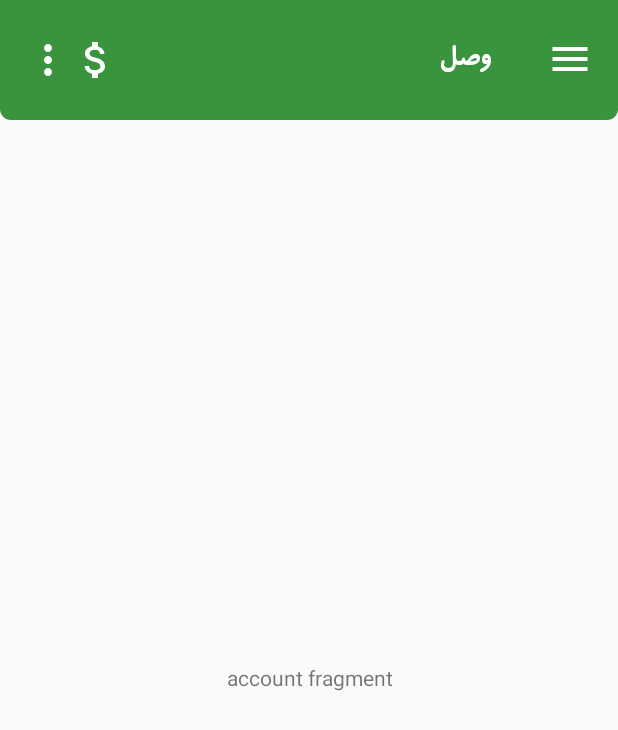
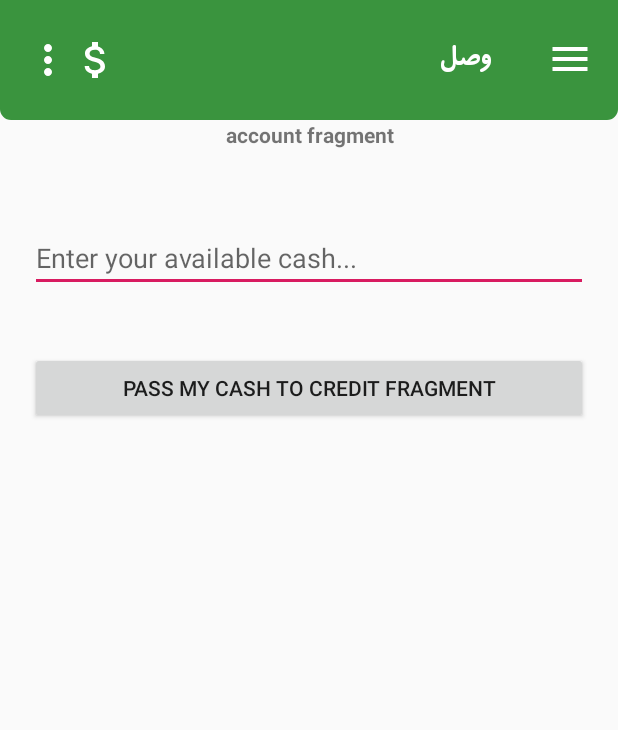
Before and after one commit to faramarzaf/Toolbar-Menu, an Android app: the fragment AccountFragment placed in its activity, in the side drawer, after a tap on "حساب بانکی", on a phone screen of 412 x 824 dp. Shown: the top 730 px of the screen. Run offline under Robolectric (Android 15) with nearby library versions, the phone set to English and light mode, and no system bars.

Commit message:
fragment bundle is created

```diff
--- a/app/src/main/java/com/faramarz/tictacdev/toolbar/toolbar/AccountFragment.java
+++ b/app/src/main/java/com/faramarz/tictacdev/toolbar/toolbar/AccountFragment.java
@@ -8,10 +8,15 @@ import androidx.fragment.app.Fragment;
 import android.view.LayoutInflater;
 import android.view.View;
 import android.view.ViewGroup;
+import android.widget.Button;
+import android.widget.EditText;
 
 import com.faramarz.tictacdev.toolbar.R;
 
-public class AccountFragment extends Fragment {
+public class AccountFragment extends Fragment implements View.OnClickListener {
+
+    EditText edtCash;
+    Button btnPassCash;
 
     public AccountFragment() {
         // Required empty public constructor
@@ -19,11 +24,27 @@ public class AccountFragment extends Fragment {
 
 
     @Override
-    public View onCreateView(LayoutInflater inflater, ViewGroup container,
-                             Bundle savedInstanceState) {
-        // Inflate the layout for this fragment
-        return inflater.inflate(R.layout.fragment_account, container, false);
+    public View onCreateView(LayoutInflater inflater, ViewGroup container, Bundle savedInstanceState) {
+
+        View view = inflater.inflate(R.layout.fragment_account, container, false);
+        edtCash = view.findViewById(R.id.edtCash);
+        btnPassCash = view.findViewById(R.id.btnPassCash);
+        btnPassCash.setOnClickListener(this);
+        return view;
+
     }
 
 
+    @Override
+    public void onClick(View v) {
+        CreditFragment fragment = new CreditFragment();
+        Bundle bundle = new Bundle();
+        String myCash = edtCash.getText().toString();
+        bundle.putString("myCash", myCash);
+        fragment.setArguments(bundle);
+        if (getFragmentManager() != null) {
+            getFragmentManager().beginTransaction().replace(R.id.frame, fragment).commit();
+        }
+
+    }
 }
--- a/app/src/main/java/com/faramarz/tictacdev/toolbar/toolbar/CreditFragment.java
+++ b/app/src/main/java/com/faramarz/tictacdev/toolbar/toolbar/CreditFragment.java
@@ -2,24 +2,48 @@ package com.faramarz.tictacdev.toolbar.toolbar;
 
 
 import android.os.Bundle;
+
+import androidx.annotation.Nullable;
 import androidx.fragment.app.Fragment;
+
 import android.view.LayoutInflater;
 import android.view.View;
 import android.view.ViewGroup;
+import android.widget.TextView;
 
 import com.faramarz.tictacdev.toolbar.R;
 
 
 public class CreditFragment extends Fragment {
+    TextView txtCash;
 
     public CreditFragment() {
         // Required empty public constructor
     }
 
     @Override
-    public View onCreateView(LayoutInflater inflater, ViewGroup container, Bundle savedInstanceState) {
-        // Inflate the layout for this fragment
-        return inflater.inflate(R.layout.fragment_credit, container, false);
+    public void onStart() {
+        super.onStart();
     }
 
+    @Override
+    public View onCreateView(LayoutInflater inflater, ViewGroup container, Bundle savedInstanceState) {
+
+        View view = inflater.inflate(R.layout.fragment_credit, container, false);
+        txtCash = view.findViewById(R.id.txtCash);
+        receiveData();
+        return view;
+    }
+
+
+    private void receiveData() {
+        Bundle bundle = this.getArguments();
+        String myInt ;
+        if (bundle != null) {
+            myInt = bundle.getString("myCash", "");
+            txtCash.setText(myInt);
+        }
+    }
+
+
 }
--- a/app/src/main/res/layout/fragment_account.xml
+++ b/app/src/main/res/layout/fragment_account.xml
@@ -1,16 +1,41 @@
 <?xml version="1.0" encoding="utf-8"?>
-<FrameLayout xmlns:android="http://schemas.android.com/apk/res/android"
+<LinearLayout xmlns:android="http://schemas.android.com/apk/res/android"
     xmlns:tools="http://schemas.android.com/tools"
+    android:id="@+id/fragAccount"
     android:layout_width="match_parent"
     android:layout_height="match_parent"
+    android:orientation="vertical"
     tools:context=".toolbar.AccountFragment">
 
     <!-- TODO: Update blank fragment layout -->
     <TextView
         android:layout_width="match_parent"
-        android:layout_height="match_parent"
+        android:layout_height="wrap_content"
+        android:gravity="center"
         android:text="account fragment"
-        android:gravity="center"
-        />
+        android:textStyle="bold" />
 
-</FrameLayout>
+    <LinearLayout
+        android:layout_width="match_parent"
+        android:layout_height="wrap_content"
+        android:layout_marginTop="30dp"
+        android:orientation="vertical">
+
+        <EditText
+            android:id="@+id/edtCash"
+            android:layout_width="match_parent"
+            android:layout_height="wrap_content"
+            android:layout_margin="20dp"
+            android:hint="Enter your available cash..."
+            android:inputType="number" />
+
+        <Button
+            android:id="@+id/btnPassCash"
+            android:layout_width="match_parent"
+            android:layout_height="wrap_content"
+            android:layout_margin="20dp"
+            android:text="Pass my cash to credit fragment" />
+
+    </LinearLayout>
+
+</LinearLayout>
--- a/app/src/main/res/layout/fragment_credit.xml
+++ b/app/src/main/res/layout/fragment_credit.xml
@@ -1,15 +1,37 @@
 <?xml version="1.0" encoding="utf-8"?>
-<FrameLayout xmlns:android="http://schemas.android.com/apk/res/android"
+<LinearLayout xmlns:android="http://schemas.android.com/apk/res/android"
     xmlns:tools="http://schemas.android.com/tools"
     android:layout_width="match_parent"
     android:layout_height="match_parent"
-    tools:context=".toolbar.CreditFragment">
+    android:orientation="vertical"
+    tools:context=".toolbar.AccountFragment"
+    android:id="@+id/fragCredit"
+    >
 
     <!-- TODO: Update blank fragment layout -->
     <TextView
         android:layout_width="match_parent"
-        android:layout_height="match_parent"
+        android:layout_height="wrap_content"
         android:gravity="center"
-        android:text="credit fragment" />
+        android:text="credit fragment"
+        android:textStyle="bold" />
 
-</FrameLayout>
+    <LinearLayout
+        android:layout_width="match_parent"
+        android:layout_height="wrap_content"
+        android:layout_marginTop="30dp"
+        android:orientation="vertical">
+
+        <TextView
+            android:id="@+id/txtCash"
+            android:layout_width="match_parent"
+            android:layout_height="wrap_content"
+            android:layout_margin="20dp"
+            android:textSize="20sp"
+            android:textColor="#10161D"
+            />
+
+
+    </LinearLayout>
+
+</LinearLayout>
```
